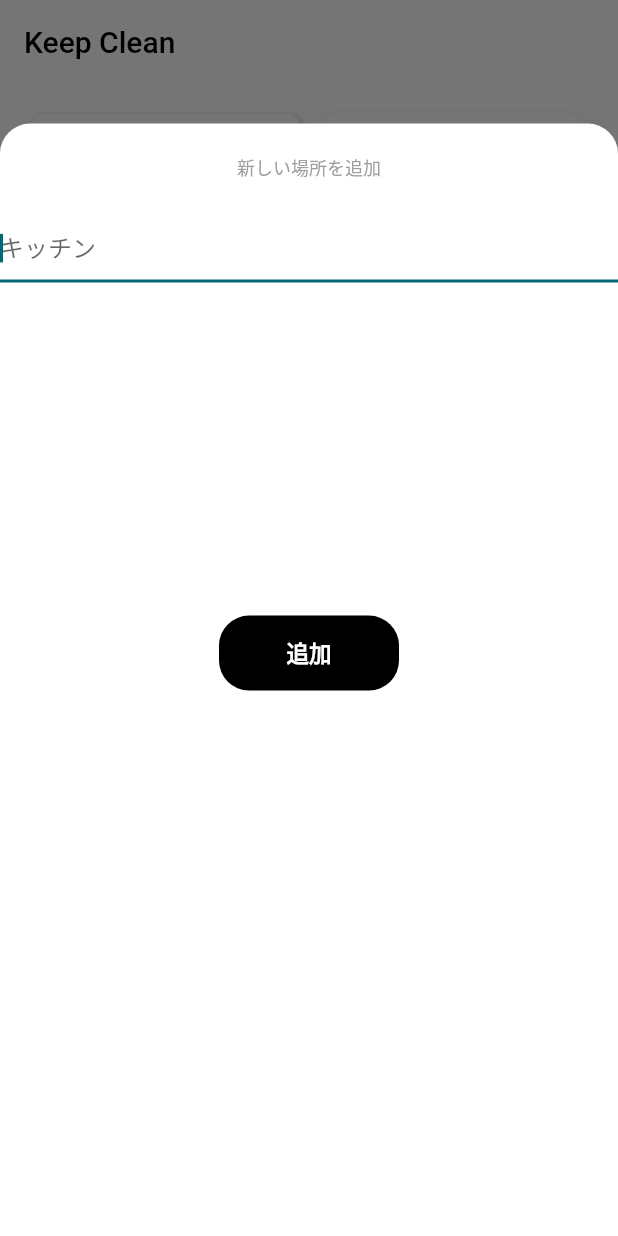
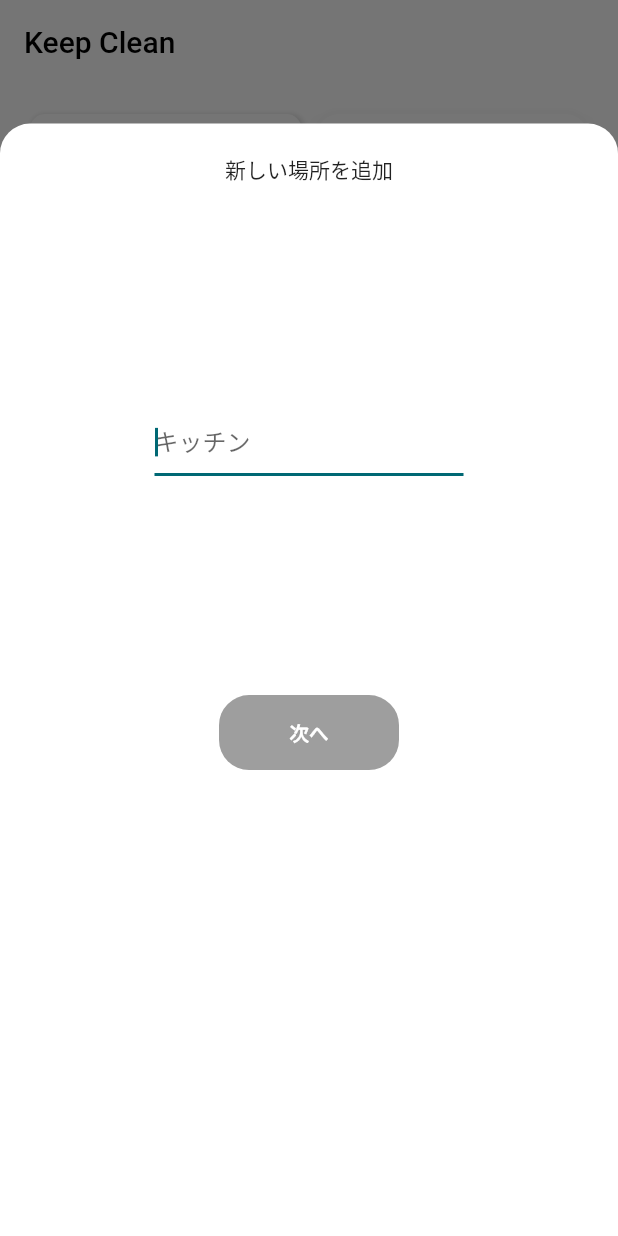
Before and after one commit to rei0v0/keep_clean, a Flutter app: the screen it shows after launch, item 2 of the bottom bar chosen, after a tap on the "add" icon, on a phone screen of 412 x 824 dp. Run offline on Flutter 3.47's test engine with Material 3 defaults, Android fonts, the phone set to English and light mode, and no system bars; our stand-ins replace flutter_riverpod, flutter_slidable, flutter_svg, freezed_annotation, shared_preferences, sqflite; missing offline and left inert: group_list_view; accounts and stored records are empty.

Commit message:
add new page

```diff
--- /dev/null
+++ b/lib/add_location_view.dart
@@ -0,0 +1,214 @@
+import 'package:flutter/material.dart';
+import 'package:flutter_riverpod/flutter_riverpod.dart';
+import 'package:flutter_svg/flutter_svg.dart';
+final svgProvider = StateProvider<int>((ref) => 0);
+final pageProvider = StateProvider.autoDispose<PageController>((ref)=>PageController());
+final indexProvider = StateProvider.autoDispose(<int>(ref) => 0);
+final locationNameProvider = StateProvider.autoDispose<String>((ref) => '');
+
+
+class AddLocationView extends ConsumerWidget{
+  const AddLocationView({
+    super.key,
+  });
+
+
+
+  @override
+  Widget build(BuildContext context,WidgetRef ref) {
+
+
+    final Size size = MediaQuery.of(context).size;
+    final controller = ref.watch(pageProvider);
+    final String taskName = ref.watch(locationNameProvider);
+    return GestureDetector(
+
+      behavior: HitTestBehavior.opaque,
+      onTap: () => FocusScope.of(context).unfocus(),
+      child: Container(
+          width: size.width,
+          height: size.height * 0.9,
+          decoration: const BoxDecoration(
+            color: Colors.white,
+            borderRadius: BorderRadius.only(
+              topLeft: Radius.circular(20),
+              topRight: Radius.circular(20),
+            ),
+          ),
+          child: Column(
+            children: [
+              const SizedBox(height: 20,),
+              const Text("新しい場所を追加"),
+              const SizedBox(height: 20,),
+              SizedBox(
+                width: size.width * 0.7,
+                height: 300,
+                child: PageView(
+                  controller: controller,
+                  physics: const NeverScrollableScrollPhysics(),
+                  children: const [
+                    SetNameView(),
+                    SelectSvgView(),
+                  ],
+                ),
+              ),
+              const SizedBox(height: 20,),
+              const AddButton(),
+            ],
+          )
+      ),
+    );;
+  }
+}
+
+class SetNameView extends ConsumerWidget {
+  const SetNameView({
+    super.key
+  });
+
+  @override
+  Widget build(BuildContext context, WidgetRef ref) {
+    final Size size = MediaQuery.of(context).size;
+    return Container(
+      color: Colors.white,
+      child: Center(
+        child: SizedBox(
+          width: size.width * 0.5,
+          child: TextField(
+            autofocus: true,
+            decoration: const InputDecoration(
+
+              hintText: "キッチン",
+            ),
+            onChanged: (String text){
+              ref.read(locationNameProvider.notifier).state = text;
+            },
+          ),
+        ),
+      ),
+    );
+  }
+}
+class SelectSvgView extends ConsumerWidget {
+
+  const SelectSvgView({
+    super.key
+  });
+
+  @override
+  Widget build(BuildContext context, WidgetRef ref) {
+
+    final int selectedSvg = ref.watch(svgProvider);
+    final List<String> svglist = ["bathtub","bathtub2","bathtub3","bed","bed2","door","fork_spoon","hotpot","hotpot2","house","house2","house3","kitchen","toilet","toilet2","toilet3","washing_machine","washing_machine2","washing_machine3"];
+
+    return Center(
+      child: Wrap(
+        spacing: 4.0,
+        runSpacing: 4.0,
+        children: List.generate(svglist.length, (index){
+          return Container(
+            width: 50,
+            height: 50,
+            child: TextButton(
+              onPressed: () {
+                ref.read(svgProvider.notifier).state = index;
+              },
+
+              style: ElevatedButton.styleFrom(
+                foregroundColor: const Color(0x9900ced1),
+                shape: RoundedRectangleBorder(
+                  borderRadius: BorderRadius.circular(10),
+                ),
+                side: BorderSide(
+                  color: index == selectedSvg ? const Color(0xff20b2aa) : Colors.grey,
+                  width: 1,
+                ),
+              ),
+              child: SvgPicture.asset(
+
+                "asset/icon/"+svglist[index]+".svg",
+                width: 30,
+                height: 25,
+                color: index == selectedSvg ? const Color(0xff20b2aa) : Colors.grey,
+
+
+
+
+              ),
+            ),
+          );
+        }),
+      ),
+    );
+  }
+}
+
+class AddButton extends ConsumerWidget {
+  const AddButton({
+    super.key
+  });
+
+  @override
+  Widget build(BuildContext context, WidgetRef ref) {
+    final controller = ref.watch(pageProvider);
+    final pageIndex = ref.watch(indexProvider);
+    final String locationName = ref.watch(locationNameProvider);
+
+    return Row(
+      mainAxisAlignment: MainAxisAlignment.center,
+      children: [
+        if(pageIndex != 0)
+          GestureDetector(
+            onTap: (){
+              int currentPage = controller.page!.round();
+              if(currentPage == 1) {
+                controller.animateToPage(0, duration: const Duration(milliseconds: 500), curve: Curves.ease);
+                ref.read(indexProvider.notifier).state = 0;
+              }
+            },
+            child: Container(
+              width: 120,
+              height: 50,
+              decoration: const BoxDecoration(
+                  color: Colors.black26,
+                  borderRadius: BorderRadius.all(Radius.circular(20))
+              ),
+              child: const Center(
+                  child: Text(
+                    "戻る",
+                    style: TextStyle(color: Colors.white, fontSize: 13, fontWeight: FontWeight.bold),
+                  )
+              ),
+            ),
+          ),
+        if(pageIndex != 0)
+          const SizedBox(width: 10,),
+        GestureDetector(
+          onTap: locationName == "" ? null : (){
+            int currentPage = controller.page!.round();
+            if(currentPage == 0) {
+              controller.nextPage(duration: const Duration(milliseconds: 500), curve: Curves.ease,);
+              ref.read(indexProvider.notifier).state = 1;
+            }else if(currentPage == 1){
+
+            }
+          },
+          child: Container(
+            width: 120,
+            height: 50,
+            decoration: BoxDecoration(
+                color: locationName == "" ? Colors.grey : Colors.black,
+                borderRadius: const BorderRadius.all(Radius.circular(20))
+            ),
+            child: Center(
+                child: Text(
+                  pageIndex == 0 ? "次へ" : "追加",
+                  style: const TextStyle(color: Colors.white, fontSize: 13, fontWeight: FontWeight.bold),
+                )
+            ),
+          ),
+        ),
+      ],
+    );
+  }
+}
--- a/lib/setting_page.dart
+++ b/lib/setting_page.dart
@@ -1,8 +1,9 @@
 import 'package:flutter/material.dart';
 
 import 'package:flutter_riverpod/flutter_riverpod.dart';
+import 'package:keep_clean/add_location_view.dart';
+import 'package:keep_clean/main.dart';
 import 'package:keep_clean/add_task_view.dart';
-import 'package:keep_clean/main.dart';
 import 'package:flutter_svg/flutter_svg.dart';
 import 'dart:convert';
 import 'package:keep_clean/model/task.dart';
@@ -44,8 +45,16 @@ class SettingPage extends ConsumerWidget {
                     width: size.width/2-20,
                     height: (size.width/2-20)/2,
                     child: GestureDetector(
-                      onTap: () async {
-                        showAddView(context);
+                      onTap: () {
+                        showModalBottomSheet(
+                          backgroundColor: Colors.transparent,
+                          isScrollControlled: true,
+                          context: context,
+                          builder: (BuildContext context) {
+                            return AddLocationView();
+                          }
+                        );
+
                       },
                       child : Container(
 
@@ -156,93 +165,6 @@ class SettingPage extends ConsumerWidget {
     );
   }
 
-  Future<dynamic> showAddView(BuildContext context) {
-    return showModalBottomSheet(
-      backgroundColor: Colors.transparent,
-      isScrollControlled: true,
-      context: context,
-      builder: (BuildContext context) {
-        return GestureDetector(
-          behavior: HitTestBehavior.opaque,
-          onTap: () => FocusScope.of(context).unfocus(),
-          child: Container(
-            width: MediaQuery.of(context).size.width, // スクリーンの幅に合わせる
-            height: MediaQuery.of(context).size.height*0.9,
-            alignment: Alignment.center, // テキストを中央に配置
-            decoration: const BoxDecoration(
-              color: Colors.white,
-              borderRadius: BorderRadius.only(
-                topLeft: Radius.circular(20),
-                topRight: Radius.circular(20),
-              ),
-            ),
-            child: Column(
-              crossAxisAlignment: CrossAxisAlignment.center,
-              children: [
-                const SizedBox(height: 20,),
-                const Text("新しい場所を追加",style: TextStyle(fontSize:12,color: Colors.grey),),
-                const SizedBox(height: 20,),
-                Container(
-                  width: MediaQuery.of(context).size.width, // スクリーンの幅に合わせる
-                  height: 250,
-                  child: PageView(
-                    children: [
-                      Container(
-                          width: MediaQuery.of(context).size.width * 0.5,
 
-                          child: CreateNameView()
-                      ),
-                      Container(
-                        child : SelectIconView()
-                      ),
-                    ],
-                  ),
-                ),
-                const SizedBox(height: 20,),
-                Container(
-                  width: 120,
-                  height: 50,
-                  decoration: BoxDecoration(
-                    color: Colors.black,
-                    borderRadius: BorderRadius.circular(20),
-                  ),
-                  child: const Center(child: Text("追加",style: TextStyle(fontSize:15, fontWeight: FontWeight.bold,color: Colors.white),)),
-                ),
-              ],
-            ),
-          ),
-        );
-      }
-    );
-  }
 
 }
-
-class SelectIconView extends StatelessWidget {
-  const SelectIconView({
-    super.key,
-  });
-
-  @override
-  Widget build(BuildContext context) {
-    return Text("second page");
-  }
-}
-
-class CreateNameView extends StatelessWidget {
-  const CreateNameView({
-    super.key,
-  });
-
-  @override
-  Widget build(BuildContext context) {
-    return Container(
-      child: TextField(
-        autofocus: true,
-        decoration: InputDecoration(
-            hintText: 'キッチン'// 未入力時に表示されるテキスト
-        ),
-      ),
-    );
-  }
-}
--- a/lib/task_list_page.dart
+++ b/lib/task_list_page.dart
@@ -20,7 +20,7 @@ class TaskListPage extends StatelessWidget {
   Widget build(BuildContext context) {
     return Scaffold(
       appBar: AppBar(
-        title: Text('KBOYのFlutter大学'),
+        title: Text('aaa'),
       ),
       body: Container(
         color: Colors.red,
```
